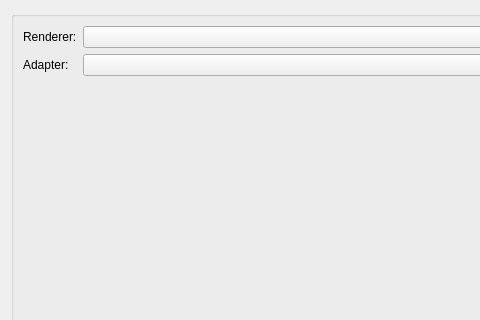
This is pcsx2-qt/Settings/GraphicsSettingsHeader.ui in PCSX2/pcsx2 as Qt 5 draws it before an edit; both pictures show x 0 to 480 and y 0 to 320 of the 700 by 500 pixel window. The edited form follows.
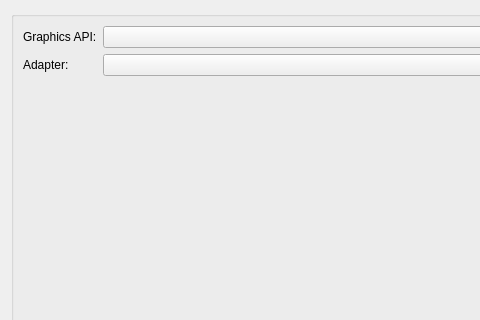
This is the edited form.

Commit message: Qt/FSUI: Adjust renderer nomenclature

```diff
--- a/pcsx2-qt/Settings/GraphicsSettingsHeader.ui
+++ b/pcsx2-qt/Settings/GraphicsSettingsHeader.ui
@@ -23,7 +23,7 @@
       <item row="0" column="0">
        <widget class="QLabel" name="rendererText">
         <property name="text">
-         <string>Renderer:</string>
+         <string>Graphics API:</string>
         </property>
        </widget>
       </item>
```
The commit also changes 5 other files.
